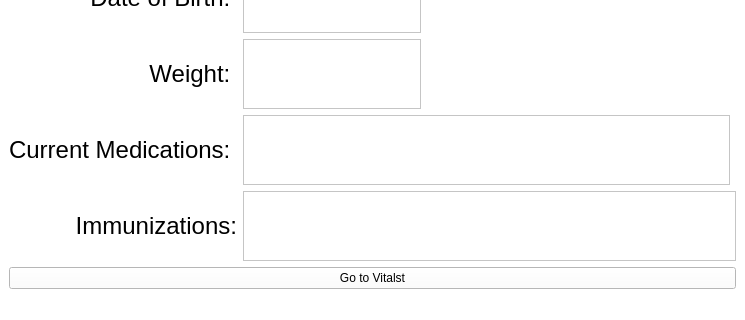
Above: app/frontend/views/patientWindow.ui from lmitchell33/Fluid-Solutions before the change; both pictures show x 0 to 745 and y 295 to 615 of the 745 by 615 pixel window. Below: the same form after it.
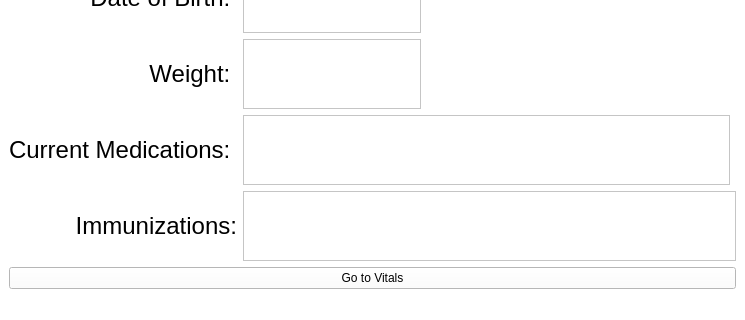
That is the form after the change.

Commit message: fixed typo and resize

The edit to the form file:
```diff
--- a/app/frontend/views/patientWindow.ui
+++ b/app/frontend/views/patientWindow.ui
@@ -40,7 +40,7 @@
        <string>Click to view vitals window</string>
       </property>
       <property name="text">
-       <string>Go to Vitalst</string>
+       <string>Go to Vitals</string>
       </property>
      </widget>
     </item>
```
The commit also changes 1 other file.
